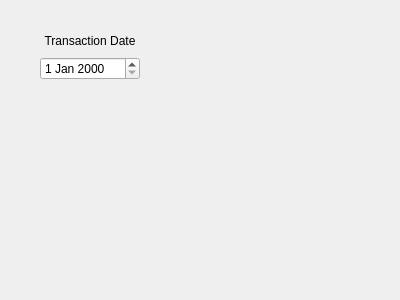
nealhitzfield/Bulk-Club, file BulkClub/addtransactionwindow.ui: the form before one commit.
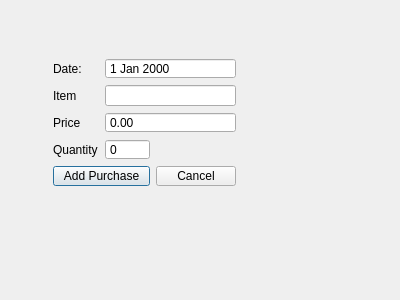
The form after the commit.

Commit message: Implemented add-transaction. Still need to update quantity_sold in database.

What changed in the file:
```diff
--- a/BulkClub/addtransactionwindow.ui
+++ b/BulkClub/addtransactionwindow.ui
@@ -16,25 +16,94 @@
   <widget class="QWidget" name="">
    <property name="geometry">
     <rect>
-     <x>40</x>
-     <y>30</y>
-     <width>100</width>
-     <height>50</height>
+     <x>53</x>
+     <y>58</y>
+     <width>183</width>
+     <height>148</height>
     </rect>
    </property>
-   <layout class="QVBoxLayout" name="verticalLayout">
-    <item>
-     <widget class="QLabel" name="label">
+   <layout class="QGridLayout" name="gridLayout">
+    <item row="0" column="0">
+     <widget class="QLabel" name="dateLabel">
       <property name="text">
-       <string>Transaction Date</string>
+       <string>Date:</string>
       </property>
-      <property name="alignment">
-       <set>Qt::AlignCenter</set>
+     </widget>
+    </item>
+    <item row="0" column="1" colspan="2">
+     <widget class="QDateEdit" name="purchaseDate">
+      <property name="buttonSymbols">
+       <enum>QAbstractSpinBox::NoButtons</enum>
       </property>
      </widget>
     </item>
-    <item>
-     <widget class="QDateEdit" name="dateEdit"/>
+    <item row="1" column="0">
+     <widget class="QLabel" name="itemLabel">
+      <property name="text">
+       <string>Item</string>
+      </property>
+     </widget>
+    </item>
+    <item row="1" column="1" colspan="2">
+     <widget class="QLineEdit" name="purchaseItem"/>
+    </item>
+    <item row="2" column="0">
+     <widget class="QLabel" name="priceLabel">
+      <property name="text">
+       <string>Price</string>
+      </property>
+     </widget>
+    </item>
+    <item row="2" column="1" colspan="2">
+     <widget class="QDoubleSpinBox" name="purchasePrice">
+      <property name="buttonSymbols">
+       <enum>QAbstractSpinBox::NoButtons</enum>
+      </property>
+      <property name="maximum">
+       <double>9999.989999999999782</double>
+      </property>
+      <property name="singleStep">
+       <double>1.000000000000000</double>
+      </property>
+     </widget>
+    </item>
+    <item row="3" column="0">
+     <widget class="QLabel" name="quantityLabel">
+      <property name="text">
+       <string>Quantity</string>
+      </property>
+     </widget>
+    </item>
+    <item row="3" column="1">
+     <widget class="QSpinBox" name="purchaseQuantity">
+      <property name="buttonSymbols">
+       <enum>QAbstractSpinBox::NoButtons</enum>
+      </property>
+      <property name="maximum">
+       <number>9999</number>
+      </property>
+     </widget>
+    </item>
+    <item row="4" column="0" colspan="2">
+     <widget class="QPushButton" name="purchaseAddButton">
+      <property name="text">
+       <string>Add Purchase</string>
+      </property>
+     </widget>
+    </item>
+    <item row="4" column="2">
+     <widget class="QPushButton" name="purchaseCancelButton">
+      <property name="text">
+       <string>Cancel</string>
+      </property>
+     </widget>
+    </item>
+    <item row="5" column="0" colspan="3">
+     <widget class="QLabel" name="label_status">
+      <property name="text">
+       <string/>
+      </property>
+     </widget>
     </item>
    </layout>
   </widget>
```
Left out of the diff: 2 changed lines with no effect on the pictures. The commit also changes 8 other files.
